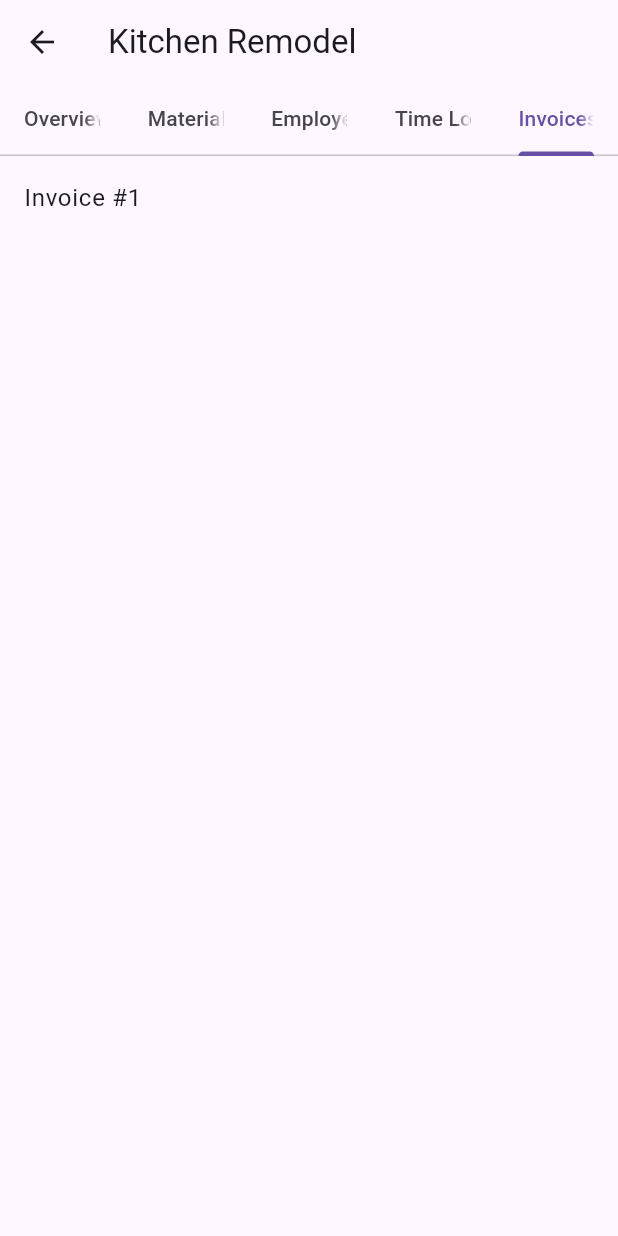
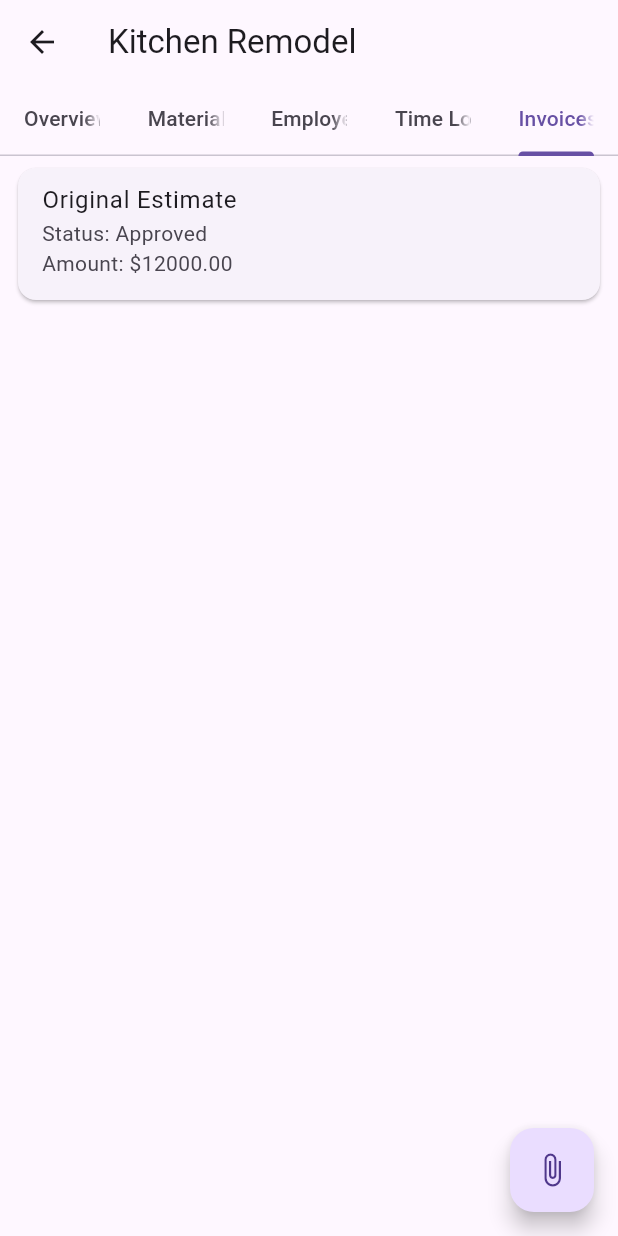
Before and after one commit to Pistote-Initative-Studio/Americas-Perfect-Home, a Flutter app: the JobDetailPage screen opened directly with sample values from the repository, tab 5 chosen, on a phone screen of 412 x 824 dp. Run offline on Flutter 3.47's test engine with Material 3 defaults, Android fonts, the phone set to English and light mode, and no system bars.

Commit message:
Support multiple job estimates

```diff
--- a/lib/job_detail_page.dart
+++ b/lib/job_detail_page.dart
@@ -117,7 +117,7 @@ class _JobDetailPageState extends State<JobDetailPage>
             Tab(text: 'Materials'),
             Tab(text: 'Employees'),
             Tab(text: 'Time Logs'),
-            Tab(text: 'Invoices'),
+            Tab(text: 'Invoices/Payments'),
           ],
         ),
       ),
@@ -128,20 +128,10 @@ class _JobDetailPageState extends State<JobDetailPage>
           _materialsTab(),
           _listTab(widget.job.employees),
           _listTab(widget.job.timeLogs),
-          _listTab(widget.job.invoices),
+          _estimatesTab(),
         ],
       ),
-      floatingActionButton: _tabController.index == 1
-          ? widget.isAdmin
-              ? FloatingActionButton(
-                  onPressed: () => _addOrEditMaterial(),
-                  child: const Icon(Icons.add),
-                )
-              : FloatingActionButton(
-                  onPressed: _requestMaterials,
-                  child: const Icon(Icons.add),
-                )
-          : null,
+      floatingActionButton: _buildFab(),
     );
   }
 
@@ -198,4 +188,105 @@ class _JobDetailPageState extends State<JobDetailPage>
       ),
     );
   }
+
+  Widget _estimatesTab() {
+    final estimates = widget.job.estimates;
+    if (estimates.isEmpty) {
+      return const Center(child: Text('No estimates attached'));
+    }
+    return ListView.builder(
+      itemCount: estimates.length,
+      itemBuilder: (context, index) {
+        final estimate = estimates[index];
+        return Card(
+          margin: const EdgeInsets.symmetric(horizontal: 12, vertical: 8),
+          child: ListTile(
+            title: Text(estimate.title),
+            subtitle: Text('Status: ${estimate.status}' +
+                (widget.isAdmin
+                    ? '\nAmount: \$${estimate.amount.toStringAsFixed(2)}'
+                    : '')),
+            isThreeLine: widget.isAdmin,
+            trailing: widget.isAdmin && estimate.status != 'Approved'
+                ? TextButton(
+                    onPressed: () => _approveEstimate(estimate),
+                    child: const Text('Approve'),
+                  )
+                : null,
+          ),
+        );
+      },
+    );
+  }
+
+  FloatingActionButton? _buildFab() {
+    if (_tabController.index == 1) {
+      return widget.isAdmin
+          ? FloatingActionButton(
+              onPressed: () => _addOrEditMaterial(),
+              child: const Icon(Icons.add),
+            )
+          : FloatingActionButton(
+              onPressed: _requestMaterials,
+              child: const Icon(Icons.add),
+            );
+    }
+    if (_tabController.index == 4 && widget.isAdmin) {
+      return FloatingActionButton(
+        onPressed: _attachEstimate,
+        child: const Icon(Icons.attach_file),
+      );
+    }
+    return null;
+  }
+
+  void _attachEstimate() {
+    showDialog(
+      context: context,
+      builder: (context) {
+        return AlertDialog(
+          title: const Text('Attach Estimate'),
+          content: SizedBox(
+            width: double.maxFinite,
+            child: ListView.builder(
+              shrinkWrap: true,
+              itemCount: availableEstimates.length,
+              itemBuilder: (context, index) {
+                final estimate = availableEstimates[index];
+                return ListTile(
+                  title: Text(estimate.title),
+                  subtitle:
+                      Text('Amount: \$${estimate.amount.toStringAsFixed(2)}'),
+                  onTap: () {
+                    setState(() {
+                      widget.job.estimates.add(estimate);
+                      availableEstimates.removeAt(index);
+                    });
+                    Navigator.pop(context);
+                  },
+                );
+              },
+            ),
+          ),
+        );
+      },
+    );
+  }
+
+  void _approveEstimate(Estimate estimate) {
+    setState(() {
+      estimate.status = 'Approved';
+      for (final item in estimate.materials) {
+        final existingIndex = widget.job.materials
+            .indexWhere((m) => m.name == item.name);
+        if (existingIndex >= 0) {
+          widget.job.materials[existingIndex].quantity += item.quantity;
+        } else {
+          widget.job.materials
+              .add(MaterialItem(name: item.name, quantity: item.quantity));
+        }
+      }
+      widget.job.projectedCost += estimate.amount;
+    });
+  }
 }
--- a/lib/jobs_page.dart
+++ b/lib/jobs_page.dart
@@ -23,7 +23,8 @@ class JobsPage extends StatelessWidget {
             margin: const EdgeInsets.symmetric(horizontal: 12, vertical: 8),
             child: ListTile(
               title: Text(job.name),
-              subtitle: Text('${job.client}\nStatus: ${job.status}'),
+              subtitle: Text(
+                  '${job.client}\nStatus: ${job.status}\nEstimates: ${job.estimates.length}'),
               isThreeLine: true,
               onTap: () {
                 Navigator.push(
--- a/lib/models.dart
+++ b/lib/models.dart
@@ -5,6 +5,22 @@ class MaterialItem {
   int quantity;
 
   MaterialItem({required this.name, required this.quantity});
+}
+
+class Estimate {
+  final int id;
+  String title;
+  double amount;
+  String status;
+  List<MaterialItem> materials;
+
+  Estimate({
+    required this.id,
+    required this.title,
+    required this.amount,
+    this.status = 'Pending',
+    this.materials = const [],
+  });
 }
 
 class Job {
@@ -17,7 +33,7 @@ class Job {
   List<MaterialItem> materials;
   List<String> employees;
   List<String> timeLogs;
-  List<String> invoices;
+  List<Estimate> estimates;
 
   Job({
     required this.id,
@@ -29,7 +45,7 @@ class Job {
     this.materials = const [],
     this.employees = const [],
     this.timeLogs = const [],
-    this.invoices = const [],
+    this.estimates = const [],
   });
 }
 
@@ -60,7 +76,15 @@ final List<Job> mockJobs = [
     materials: [MaterialItem(name: 'Wood', quantity: 20)],
     employees: ['Alice', 'Bob'],
     timeLogs: ['Logged 8 hours'],
-    invoices: ['Invoice #1'],
+    estimates: [
+      Estimate(
+        id: 101,
+        title: 'Original Estimate',
+        amount: 12000,
+        status: 'Approved',
+        materials: [MaterialItem(name: 'Wood', quantity: 20)],
+      ),
+    ],
   ),
   Job(
     id: 2,
@@ -72,8 +96,31 @@ final List<Job> mockJobs = [
     materials: [MaterialItem(name: 'Tiles', quantity: 100)],
     employees: ['Charlie'],
     timeLogs: [],
-    invoices: [],
+    estimates: [
+      Estimate(
+        id: 201,
+        title: 'Initial Estimate',
+        amount: 8000,
+        status: 'Pending',
+        materials: [MaterialItem(name: 'Tiles', quantity: 100)],
+      ),
+    ],
   ),
 ];
 
 final List<MaterialRequest> materialRequests = [];
+
+final List<Estimate> availableEstimates = [
+  Estimate(
+    id: 301,
+    title: 'Cabinet Upgrade',
+    amount: 2000,
+    materials: [MaterialItem(name: 'Cabinet', quantity: 5)],
+  ),
+  Estimate(
+    id: 302,
+    title: 'Lighting Addition',
+    amount: 1500,
+    materials: [MaterialItem(name: 'LED Light', quantity: 20)],
+  ),
+];
```
